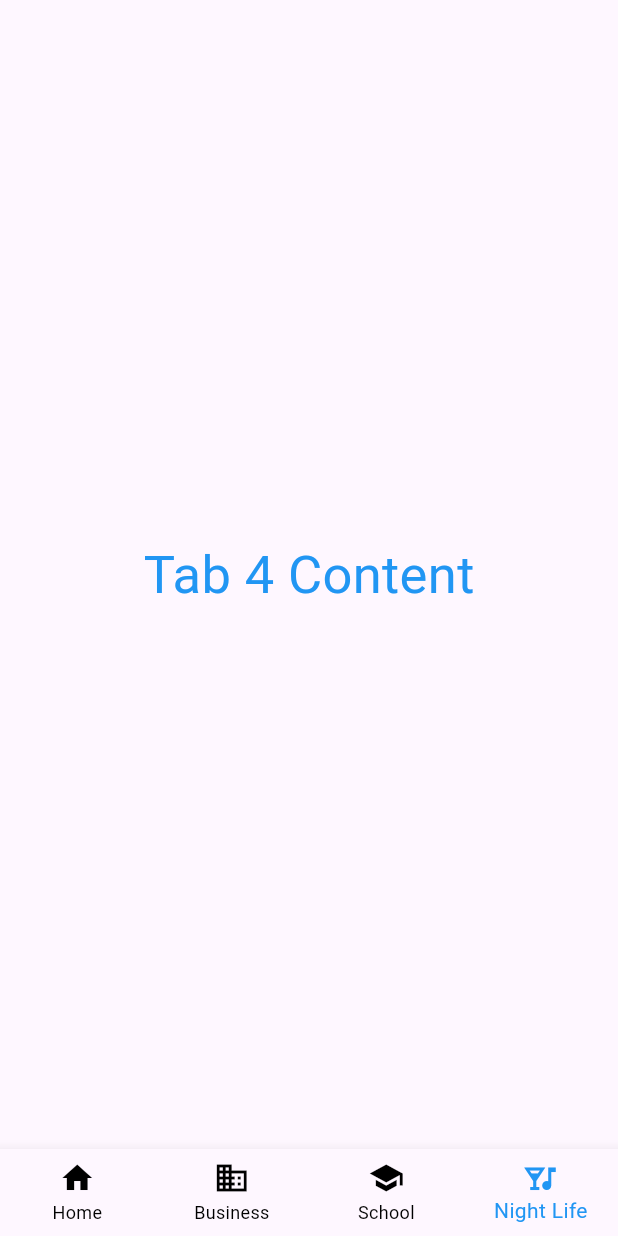
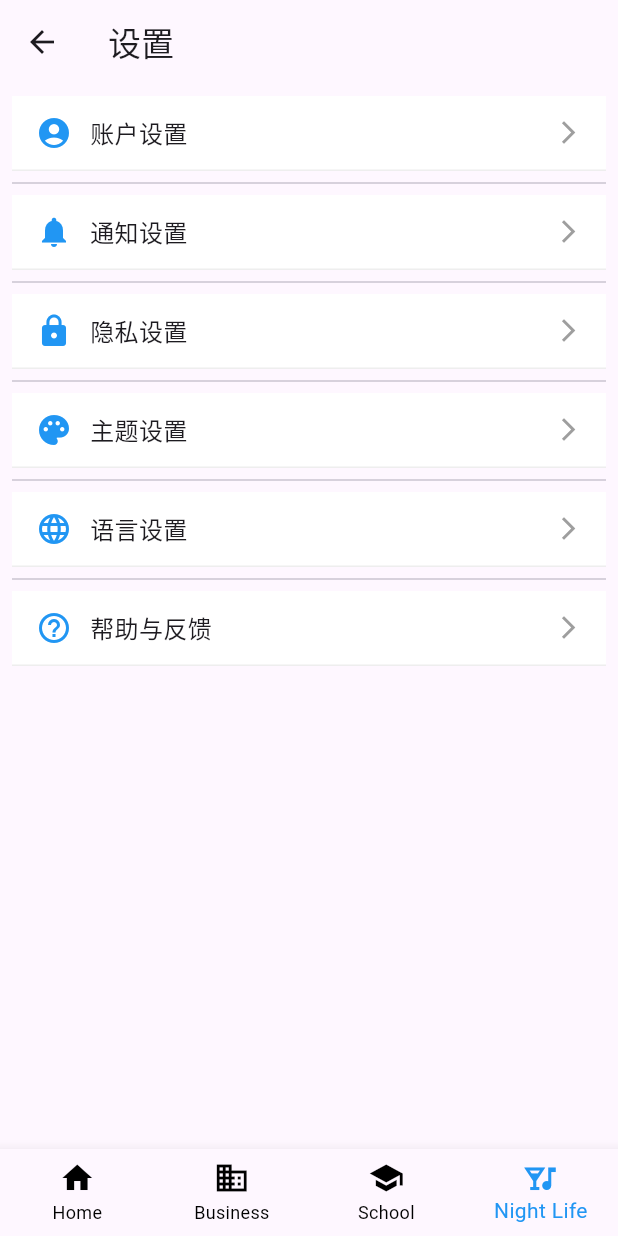
Before and after one commit to lanxiong1122/Flutter-First, a Flutter app: the HomePage screen opened by its route, swiped to page 4, on a phone screen of 412 x 824 dp. Run offline on Flutter 3.47's test engine with Material 3 defaults, Android fonts, the light colour scheme and no system bars; our stand-ins replace flutter_svg, package_info_plus; network calls fail.

Commit message:
轮播图

```diff
--- a/lib/home/home_page.dart
+++ b/lib/home/home_page.dart
@@ -1,4 +1,6 @@
 import 'package:first_pe/home/tab/home_tab.dart';
+import 'package:first_pe/home/tab/school_tab.dart';
+import 'package:first_pe/setting/setting_page.dart';
 import 'package:flutter/material.dart';
 
 
@@ -17,9 +19,11 @@ class HomePageState extends State<HomePage> {
   final List<Widget> _pages = [
     //const Center(child: Text('Tab 1 Content',style: TextStyle(fontSize: 50,color: Colors.green),)),
     const HomeTab(),
-    const Center(child: Text('Tab 2 Content')),
+    //const Center(child: Text('Tab 2 Content')),
+    const SchoolTab(),
     const Center(child: Text('Tab 3 Content')),
-    const Center(child: Text('Tab 4 Content',style: TextStyle(fontSize: 35,color: Colors.blue),)),
+    const SettingPage(),
+    //const Center(child: Text('Tab 4 Content',style: TextStyle(fontSize: 35,color: Colors.blue),)),
   ];
 
   final PageController _pageController = PageController(initialPage: 0);
--- a/lib/main.dart
+++ b/lib/main.dart
@@ -1,5 +1,6 @@
 import 'package:first_pe/home/home_page.dart';
 import 'package:first_pe/login/login_page.dart';
+import 'package:first_pe/setting/setting_page.dart';
 import 'package:flutter/material.dart';
 
 void main() {
@@ -19,7 +20,8 @@ class MyApp extends StatelessWidget {
       initialRoute: '/',
       routes: {
           '/': (context) => const LoginPage(),
-          '/home':(context) => const HomePage(title: "Flutter Bottom Navigation with PageView")
+          '/home':(context) => const HomePage(title: "Flutter Bottom Navigation with PageView"),
+          '/setting': (context) => const SettingPage()
       },
     );
   }
--- /dev/null
+++ b/lib/setting/setting_page.dart
@@ -0,0 +1,120 @@
+import 'package:flutter/material.dart';
+
+/// author lanxiong
+/// date
+/// describe：
+class SettingPage extends StatefulWidget {
+  const SettingPage({super.key});
+
+  @override
+  _SettingPageState createState() => _SettingPageState();
+}
+
+class _SettingPageState extends State<SettingPage> {
+
+  @override
+  Widget build(BuildContext context) {
+    return Scaffold(
+      appBar: AppBar(
+        title: Text('设置'),
+      ),
+      body: ListView(
+        padding: EdgeInsets.all(8.0),
+        children: <Widget>[
+          CustomSettingItem(
+            icon: Icons.account_circle,
+            title: '账户设置',
+            onTap: () {
+              Navigator.pushNamed(context, '/accountSettings');
+            },
+          ),
+          Divider(),
+          CustomSettingItem(
+            icon: Icons.notifications,
+            title: '通知设置',
+            onTap: () {
+              Navigator.pushNamed(context, '/notificationSettings');
+            },
+          ),
+          Divider(),
+          CustomSettingItem(
+            icon: Icons.lock,
+            title: '隐私设置',
+            onTap: () {
+              Navigator.pushNamed(context, '/privacySettings');
+            },
+          ),
+          Divider(),
+          CustomSettingItem(
+            icon: Icons.palette,
+            title: '主题设置',
+            onTap: () {
+              Navigator.pushNamed(context, '/themeSettings');
+            },
+          ),
+          Divider(),
+          CustomSettingItem(
+            icon: Icons.language,
+            title: '语言设置',
+            onTap: () {
+              Navigator.pushNamed(context, '/languageSettings');
+            },
+          ),
+          Divider(),
+          CustomSettingItem(
+            icon: Icons.help_outline,
+            title: '帮助与反馈',
+            onTap: () {
+              Navigator.pushNamed(context, '/helpAndFeedback');
+            },
+          ),
+          // 可以继续添加更多设置项
+        ],
+      ),
+    );
+  }
+}
+
+class CustomSettingItem extends StatelessWidget {
+  final IconData icon;
+  final String title;
+  final VoidCallback onTap;
+
+  CustomSettingItem({
+    required this.icon,
+    required this.title,
+    required this.onTap,
+  });
+
+  @override
+  Widget build(BuildContext context) {
+    return GestureDetector(
+      onTap: onTap,
+      child: Container(
+        height: 50,
+        decoration: BoxDecoration(
+          color: Colors.white,
+          border: Border(bottom: BorderSide(color: Colors.grey[200]!)),
+        ),
+        child: Row(
+          children: [
+            Padding(
+              padding: const EdgeInsets.only(left: 16.0),
+              child: Icon(icon, size: 24, color: Colors.blue),
+            ),
+            Expanded(
+              child: Padding(
+                padding: const EdgeInsets.only(left: 12.0),
+                child: Text(title, style: TextStyle(fontSize: 16, fontWeight: FontWeight.w500)),
+              ),
+            ),
+            Padding(
+              padding: const EdgeInsets.only(right: 16.0),
+              child: Icon(Icons.arrow_forward_ios, size: 18, color: Colors.grey),
+            ),
+          ],
+        ),
+      ),
+    );
+  }
+}
```
Also changed, not shown: lib/home/tab/business_tab.dart (added, +20 -0 lines), lib/home/tab/home_tab.dart (+131 -29 lines), lib/home/tab/school_tab.dart (added, +49 -0 lines), 2 other files.
